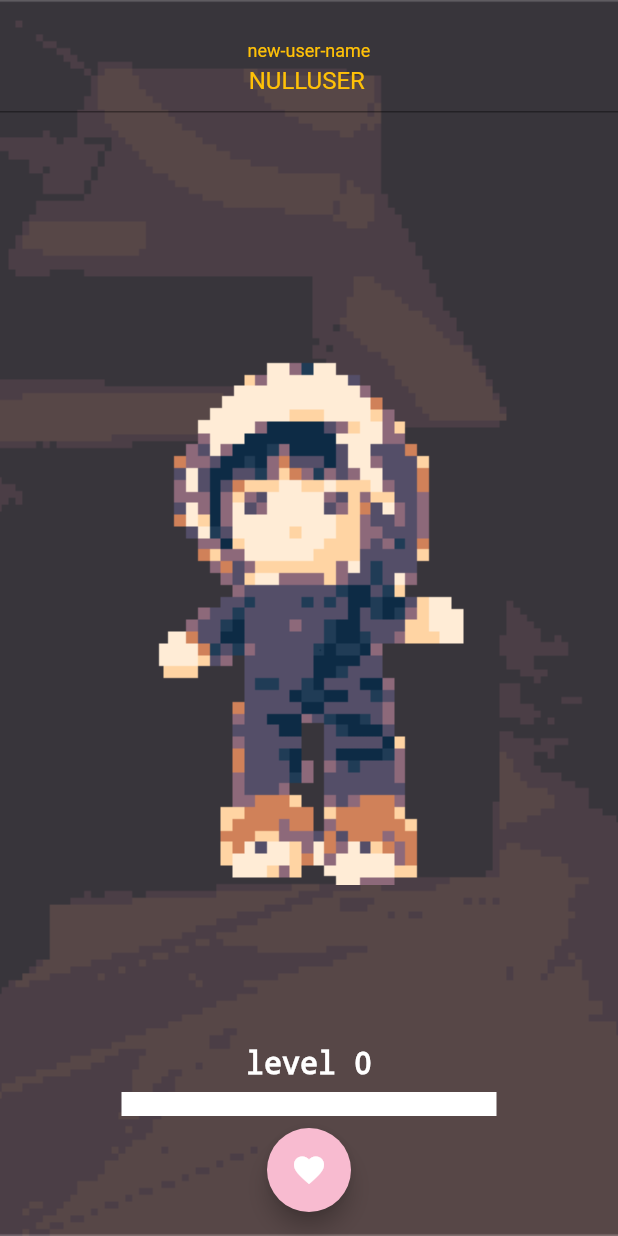
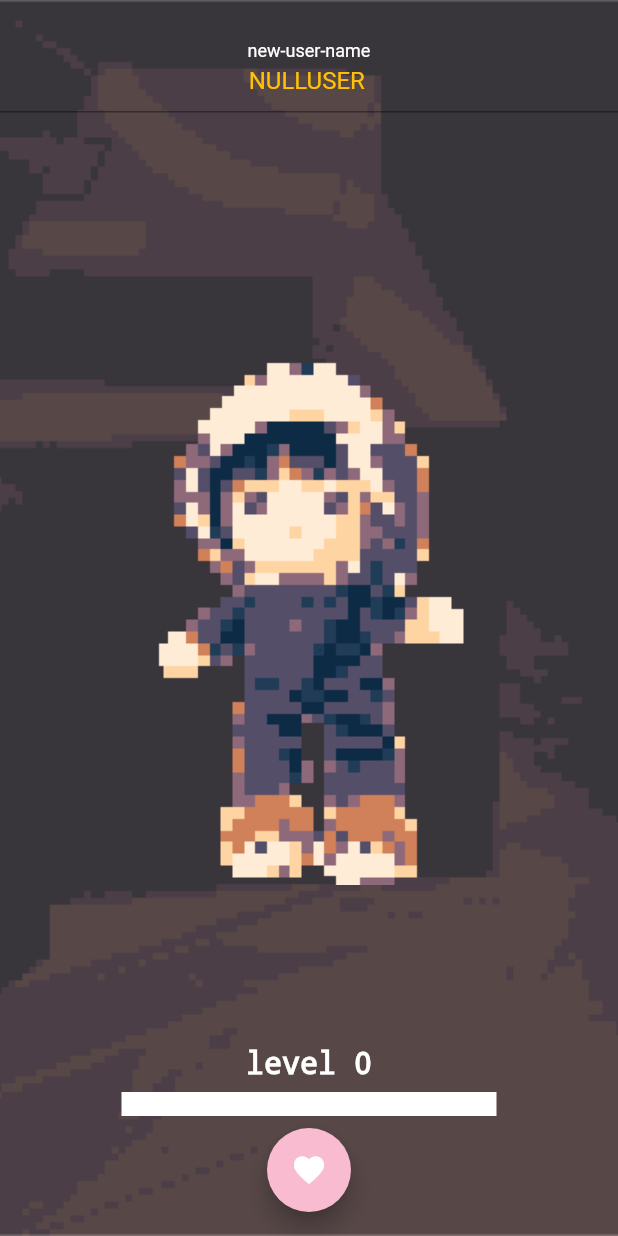
Before and after one commit to GalletaOreo98/LainChikita-Apk, a Flutter app: the screen it shows after launch, on a phone screen of 412 x 824 dp. Run offline on Flutter 3.47's test engine with Material 2 defaults, Android fonts, the phone set to English and light mode, and no system bars; our stand-ins replace audioplayers, shared_preferences; missing offline and left inert: encrypt.

Commit message:
Update - Minimal changes

```diff
--- a/lain_chikita/lib/main.dart
+++ b/lain_chikita/lib/main.dart
@@ -172,7 +172,7 @@ class _MyAppState extends State<MyApp> {
                                 style: TextStyle(color: appColors.nameLabel),
                                 decoration: InputDecoration(
                                   labelText: languageDataManager.getLabel('new-user-name'),
-                                  labelStyle: TextStyle(color: appColors.nameLabel),
+                                  labelStyle: TextStyle(color: appColors.primaryText),
                                   floatingLabelAlignment:
                                       FloatingLabelAlignment.center,
                                 ),
--- a/lain_chikita/pubspec.yaml
+++ b/lain_chikita/pubspec.yaml
@@ -20,7 +20,7 @@ publish_to: 'none' # Remove this line if you wish to publish to pub.dev
 # Update version:A.B.C+X
 # A.B.C represents the versionName such as 1.0.0
 # X (the number after the +) represents the versionCode such as 1, 2, 3, etc. (Only int types)
-version: 1.4.0+1
+version: 1.4.1+1
 
 environment:
   sdk: '>=2.19.6 <3.0.0'
```
